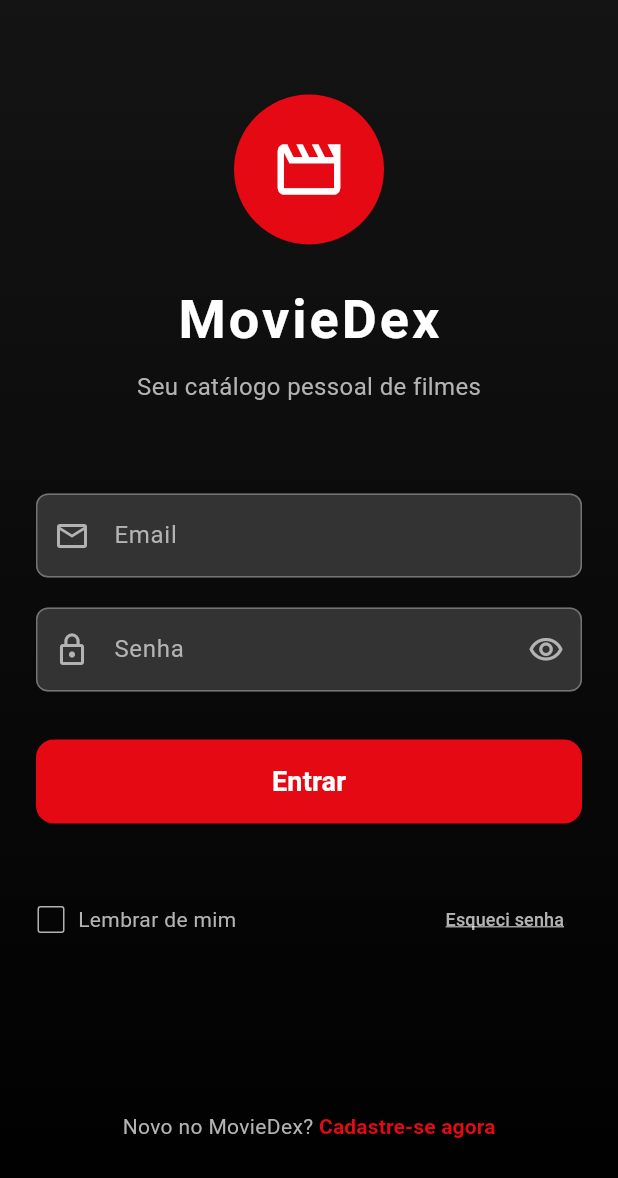
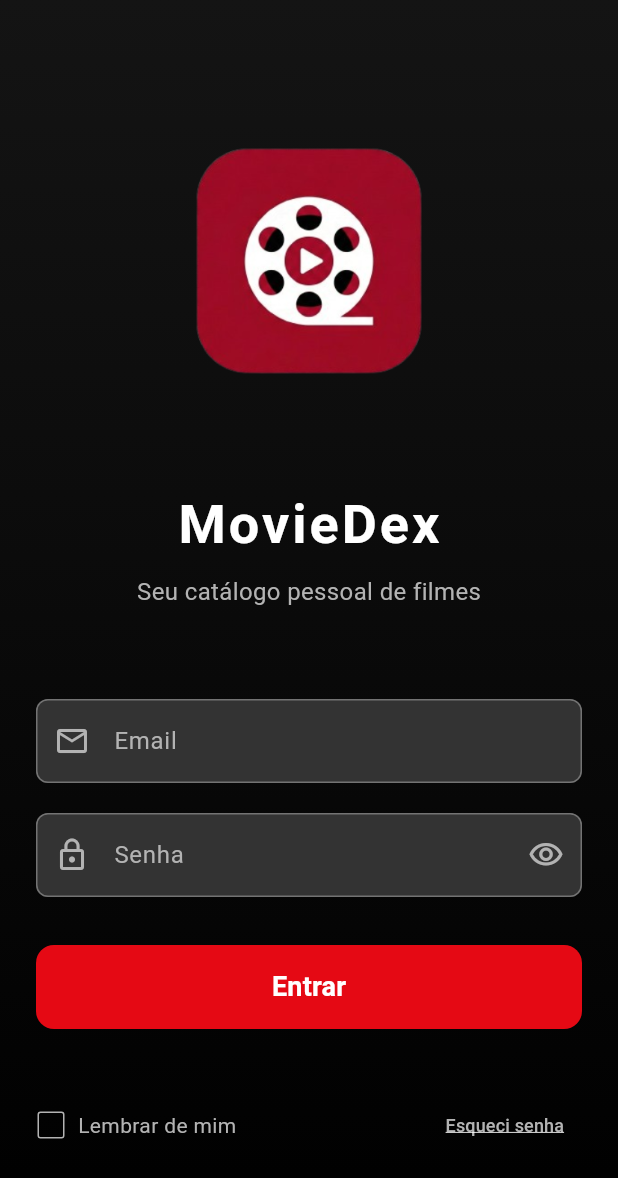
Before and after one commit to Valeranovicz1/trabalhomobile, a Flutter app: the screen it shows after launch, on a phone screen of 412 x 824 dp. Shown: the top 1178 px of the screen. Run offline on Flutter 3.47's test engine with Material 3 defaults, Android fonts, the phone set to English and light mode, and no system bars; our stand-ins replace image_picker, shared_preferences; accounts and stored records are empty.

Commit message:
fix[main]: ajuste dos ícones no aplicativo

```diff
--- a/lib/views/login_page.dart
+++ b/lib/views/login_page.dart
@@ -118,20 +118,14 @@ class _LoginPageState extends State<LoginPage> {
   Widget _buildHeader() {
     return Column(
       children: [
-        Container(
-          width: 100,
-          height: 100,
-          decoration: const BoxDecoration(
-            color: AppColors.netflixRed,
-            shape: BoxShape.circle,
-          ),
-          child: const Icon(
-            Icons.movie_outlined,
-            color: AppColors.white,
-            size: 50,
+        SizedBox(
+          width: 300,
+          height: 300,
+          child: Image.asset(
+            'lib/icones_app/icon-main.png',
+            fit: BoxFit.contain,
           ),
         ),
-        const SizedBox(height: 24),
         const Text(
           'MovieDex',
           style: TextStyle(
```
Also changed, not shown: pubspec.yaml (+5 -4 lines), lib/icones_app/icon-main.png (added), lib/icones_app/icon.png (renamed from assest/app/icon.png.png), 36 other files.
